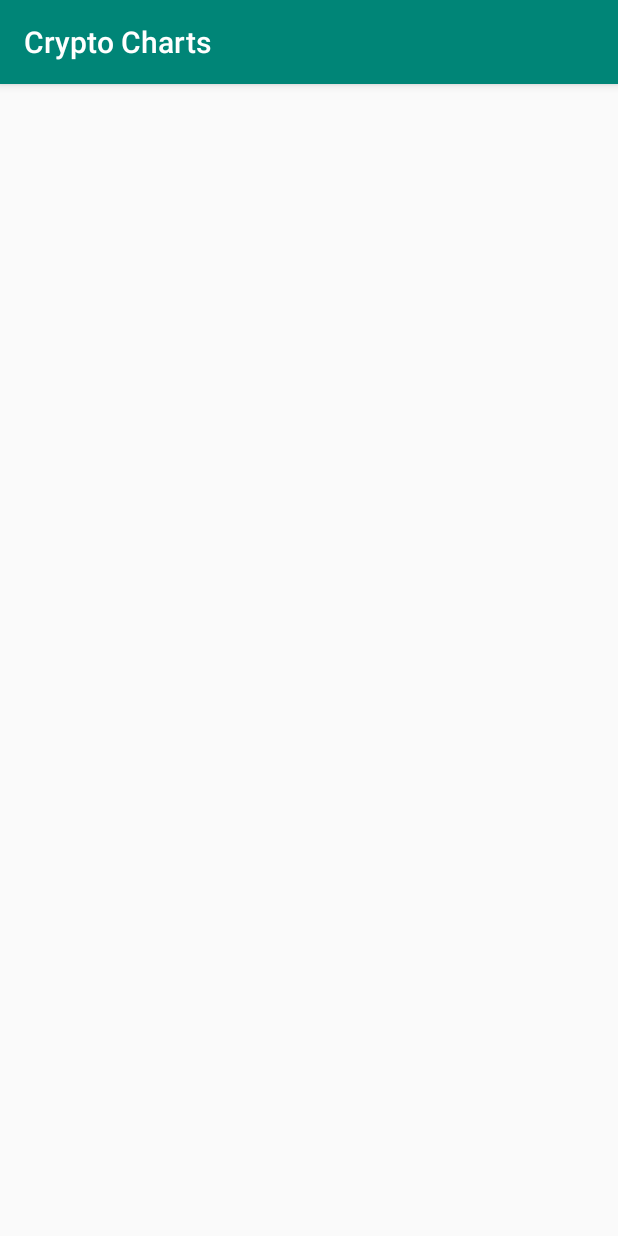
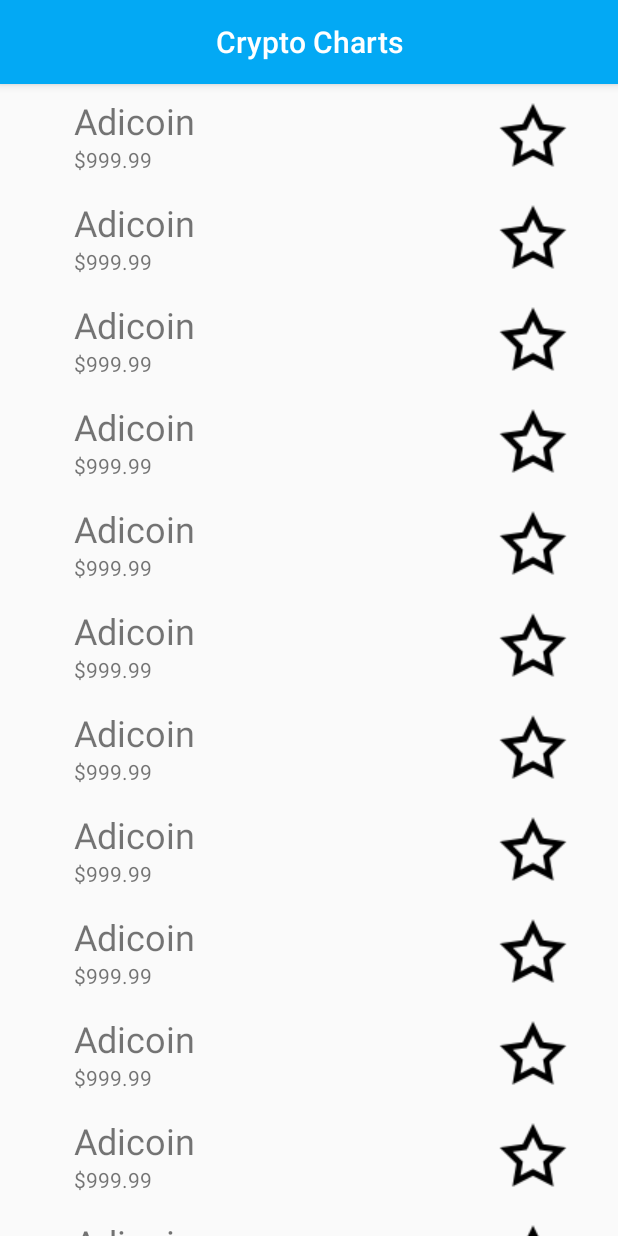
Before and after one commit to adindotdev/Crypto-Charts, an Android app: the screen it shows after launch (CryptoChartsActivity), on a phone screen of 412 x 824 dp. Run offline under Robolectric (Android 15) with nearby library versions, the light colour scheme and no system bars.

Commit message:
Add currency item layout
Time to go to school and work on this later.

```diff
--- a/app/src/main/java/com/adinkwok/cryptocharts/CryptoChartsActivity.java
+++ b/app/src/main/java/com/adinkwok/cryptocharts/CryptoChartsActivity.java
@@ -1,7 +1,14 @@
 package com.adinkwok.cryptocharts;
 
+import android.annotation.SuppressLint;
 import android.os.Bundle;
+import android.support.v7.app.ActionBar;
 import android.support.v7.app.AppCompatActivity;
+import android.view.View;
+import android.widget.LinearLayout;
+import android.widget.TextView;
+
+import java.util.Objects;
 
 public class CryptoChartsActivity extends AppCompatActivity {
 
@@ -9,5 +16,26 @@ public class CryptoChartsActivity extends AppCompatActivity {
     protected void onCreate(Bundle savedInstanceState) {
         super.onCreate(savedInstanceState);
         setContentView(R.layout.activity_crypto_charts);
+
+        LinearLayout parent = findViewById(R.id.currency_layout);
+        for (int i = 0; i < 12; i++) {
+            parent.addView(makeCurrencyItem());
+        }
+
+        Objects.requireNonNull(getSupportActionBar())
+                .setDisplayOptions(ActionBar.DISPLAY_SHOW_CUSTOM);
+        getSupportActionBar().setCustomView(R.layout.abs_layout);
+    }
+
+    @SuppressLint("InflateParams")
+    View makeCurrencyItem() {
+        LinearLayout currencyItem = (LinearLayout) getLayoutInflater()
+                .inflate(R.layout.currency_item_layout, null);
+        TextView currencyName = currencyItem.findViewById(R.id.currency_name);
+        TextView currencyPrice = currencyItem.findViewById(R.id.currency_price_in_cad);
+        String formattedPrice = getString(R.string.currency_price);
+        currencyName.setText(R.string.currency_test_name);
+        currencyPrice.setText(String.format(formattedPrice, getString(R.string.currency_test_price)));
+        return currencyItem;
     }
 }
--- /dev/null
+++ b/app/src/main/res/layout/abs_layout.xml
@@ -0,0 +1,17 @@
+<?xml version="1.0" encoding="utf-8"?>
+<LinearLayout xmlns:android="http://schemas.android.com/apk/res/android"
+    android:layout_width="match_parent"
+    android:layout_height="wrap_content"
+    android:orientation="vertical">
+
+    <android.support.v7.widget.AppCompatTextView
+        android:id="@+id/title"
+        style="@style/TextAppearance.AppCompat.Widget.ActionBar.Title"
+        android:layout_width="wrap_content"
+        android:layout_height="wrap_content"
+        android:layout_gravity="center"
+        android:gravity="center"
+        android:text="@string/app_name"
+        android:textColor="#FFFFFF" />
+
+</LinearLayout>
--- a/app/src/main/res/layout/activity_crypto_charts.xml
+++ b/app/src/main/res/layout/activity_crypto_charts.xml
@@ -1,8 +1,15 @@
 <?xml version="1.0" encoding="utf-8"?>
-<android.support.constraint.ConstraintLayout xmlns:android="http://schemas.android.com/apk/res/android"
+<ScrollView xmlns:android="http://schemas.android.com/apk/res/android"
     xmlns:tools="http://schemas.android.com/tools"
     android:layout_width="match_parent"
     android:layout_height="match_parent"
+    android:orientation="vertical"
     tools:context=".CryptoChartsActivity">
 
-</android.support.constraint.ConstraintLayout>
+    <LinearLayout
+        android:id="@+id/currency_layout"
+        android:layout_width="match_parent"
+        android:layout_height="wrap_content"
+        android:orientation="vertical" />
+
+</ScrollView>
--- /dev/null
+++ b/app/src/main/res/layout/currency_item_layout.xml
@@ -0,0 +1,45 @@
+<?xml version="1.0" encoding="utf-8"?>
+<LinearLayout xmlns:android="http://schemas.android.com/apk/res/android"
+    android:layout_width="match_parent"
+    android:layout_height="wrap_content"
+    android:gravity="center_vertical"
+    android:orientation="horizontal"
+    android:weightSum="7">
+
+    <ImageView
+        android:layout_width="wrap_content"
+        android:layout_height="wrap_content"
+        android:layout_weight="1"
+        android:contentDescription="@string/app_name" />
+
+    <LinearLayout
+        android:layout_width="0dp"
+        android:layout_height="wrap_content"
+        android:layout_weight="5"
+        android:orientation="vertical">
+
+        <TextView
+            android:id="@+id/currency_name"
+            android:layout_width="wrap_content"
+            android:layout_height="wrap_content"
+            android:paddingTop="8dp"
+            android:text="@string/currency_test_name"
+            android:textSize="24sp" />
+
+        <TextView
+            android:id="@+id/currency_price_in_cad"
+            android:layout_width="wrap_content"
+            android:layout_height="wrap_content"
+            android:paddingBottom="8dp"
+            android:text="@string/currency_test_price" />
+    </LinearLayout>
+
+    <ImageView
+        android:layout_width="wrap_content"
+        android:layout_height="wrap_content"
+        android:layout_weight="1"
+        android:contentDescription="@string/currency_test_name"
+        android:layout_margin="8dp"
+        android:scaleType="centerInside"
+        android:src="@drawable/open_star" />
+</LinearLayout>
--- a/app/src/main/res/values/colors.xml
+++ b/app/src/main/res/values/colors.xml
@@ -1,6 +1,6 @@
 <?xml version="1.0" encoding="utf-8"?>
 <resources>
-    <color name="colorPrimary">#008577</color>
-    <color name="colorPrimaryDark">#00574B</color>
-    <color name="colorAccent">#D81B60</color>
+    <color name="colorPrimary">#03a9f4</color>
+    <color name="colorPrimaryDark">#007ac1</color>
+    <color name="colorAccent">#67daff</color>
 </resources>
--- a/app/src/main/res/values/strings.xml
+++ b/app/src/main/res/values/strings.xml
@@ -2,4 +2,8 @@
     <string name="app_name">Crypto Charts</string>
     <string name="author_name">Adin Kwok</string>
     <string name="date_created">Nov 19, 2018</string>
+    <string name="currency_price">$%1$s</string>
+
+    <string name="currency_test_name">Adicoin</string>
+    <string name="currency_test_price">999.99</string>
 </resources>
```
Also changed, not shown: app/src/main/res/drawable/closed_star.png (added), app/src/main/res/drawable/open_star.png (added).
